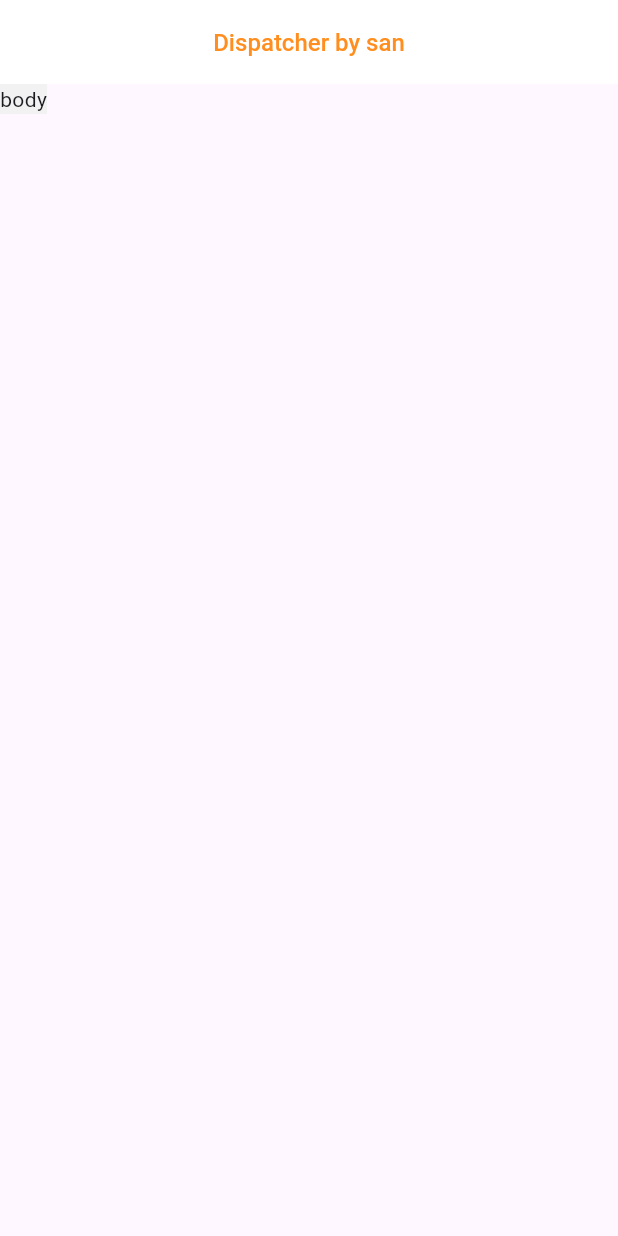
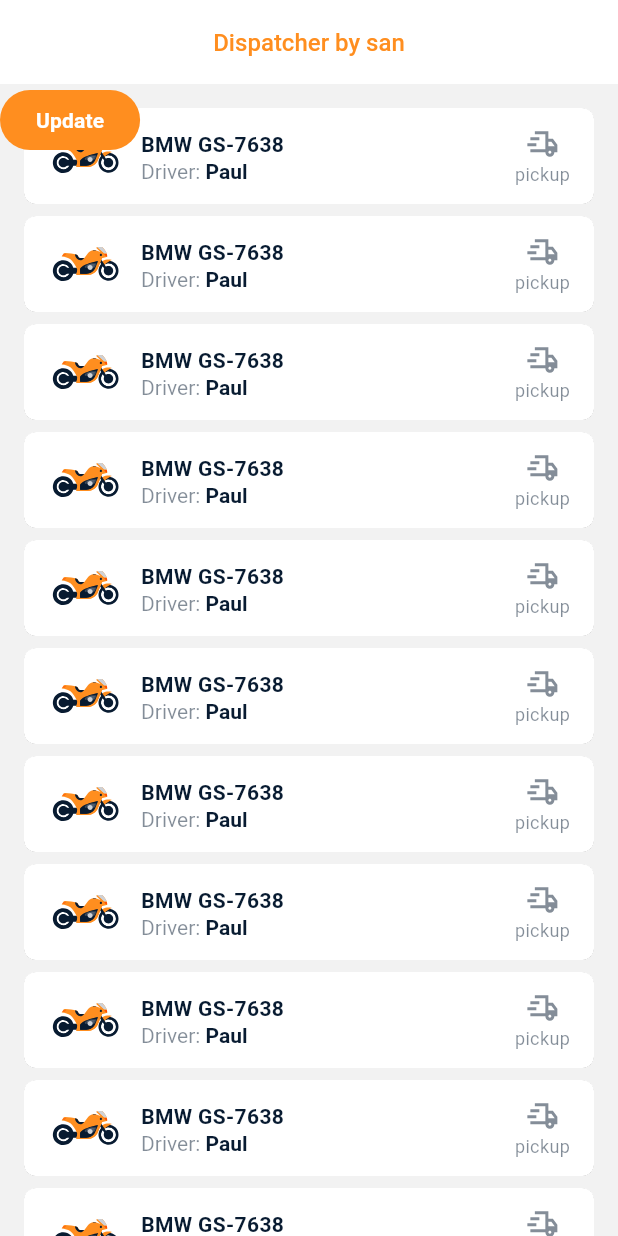
Before and after one commit to San43zS/flutter_vehicle, a Flutter app: the screen it shows after launch, on a phone screen of 412 x 824 dp. Run offline on Flutter 3.47's test engine with Material 3 defaults, Android fonts, the phone set to English and light mode, and no system bars; our stand-ins replace flutter_svg.

Commit message:
add some widgets

```diff
--- a/lib/design/dimensions.dart
+++ b/lib/design/dimensions.dart
@@ -1 +1,13 @@
 const double fontSize16 = 16;
+const double fontSize14 = 14;
+const double fontSize12 = 12;
+
+const double height8 = 8;
+const double height64 = 64;
+
+const double padding16 = 16;
+const double padding8 = 8;
+const double padding6 = 6;
+
+const double radius8 = 8;
+const double radius20 = 20;
--- a/lib/design/images.dart
+++ b/lib/design/images.dart
@@ -2,3 +2,6 @@ import 'package:flutter_svg/flutter_svg.dart';
 
 final SvgPicture vehicleMotorcycleImage =
 SvgPicture.asset('assets/images/vehicle_motorcycle.svg');
+
+final SvgPicture statePickupImage =
+SvgPicture.asset('assets/images/state_pickup.svg');
--- /dev/null
+++ b/lib/design/widget/accent_button.dart
@@ -0,0 +1,30 @@
+import 'package:first_project/design/colors.dart';
+import 'package:first_project/design/dimensions.dart';
+import 'package:flutter/material.dart';
+
+class AccentButton extends StatelessWidget {
+  final String title;
+  final Function() onTap;
+
+  const AccentButton({super.key, required this.title, required this.onTap});
+
+  @override
+  Widget build(BuildContext context) {
+    return ElevatedButton(
+      onPressed: onTap,
+      style: ElevatedButton.styleFrom(
+        backgroundColor: primaryColor,
+        elevation: 0,
+        shape: RoundedRectangleBorder(borderRadius: BorderRadius.circular(radius20))
+      ),
+      child: Text(
+        title,
+        style: TextStyle(
+          color: surfaceColor,
+          fontSize: fontSize14,
+          fontWeight: FontWeight.w600,
+        ),
+      ),
+    );
+  }
+}
--- /dev/null
+++ b/lib/pages/vehicle/vehicle_item.dart
@@ -0,0 +1,112 @@
+import 'package:first_project/design/colors.dart';
+import 'package:first_project/design/images.dart';
+import 'package:flutter/material.dart';
+import '../../design/dimensions.dart';
+
+class VehicleItem extends StatelessWidget {
+  const VehicleItem({super.key});
+
+  @override
+  Widget build(BuildContext context) {
+    return SizedBox(
+      height: height64,
+      child: Card(
+        color: surfaceColor,
+        margin: EdgeInsets.zero,
+        elevation: 0.06,
+        shape: RoundedRectangleBorder(
+          borderRadius: BorderRadius.circular(radius8),
+        ),
+        child: InkWell(
+          borderRadius: BorderRadius.circular(radius8),
+          onTap: () {},
+          child: Padding(
+            padding: const EdgeInsets.only(left: padding8, right: padding16),
+            child: Row(
+              children: <Widget>[vehicleMotorcycleImage, _title(), _state()],
+            ),
+          ),
+        ),
+      ),
+    );
+  }
+
+  Widget _title() {
+    return Expanded(
+      child: Padding(
+        padding: const EdgeInsets.only(left: padding6, right: padding6),
+        child: Column(
+          crossAxisAlignment: CrossAxisAlignment.start,
+          mainAxisAlignment: MainAxisAlignment.center,
+          children: <Widget>[
+            Text(
+              'BMW GS-7638',
+              maxLines: 2,
+              overflow: TextOverflow.ellipsis,
+              style: TextStyle(
+                color: secondaryColor,
+                fontSize: fontSize14,
+                fontWeight: FontWeight.w600,
+              ),
+            ),
+
+            // Text(
+            //   'No driver',
+            // maxLines: 1,
+            // overflow: TextOverflow.ellipsis,
+            //   style: TextStyle(
+            //     color: secondaryVariantColor,
+            //     fontSize: fontSize14,
+            //     fontWeight: FontWeight.w400,
+            //   ),
+            // ),
+            RichText(
+              maxLines: 1,
+              overflow: TextOverflow.ellipsis,
+              text: const TextSpan(
+                style: TextStyle(fontSize: fontSize14),
+                children: <TextSpan>[
+                  TextSpan(
+                    text: 'Driver: ',
+                    style: TextStyle(
+                      color: secondaryVariantColor,
+                      fontWeight: FontWeight.w400,
+                    ),
+                  ),
+
+                  TextSpan(
+                    text: 'Paul',
+                    style: TextStyle(
+                      color: secondaryColor,
+                      fontWeight: FontWeight.w600,
+                    ),
+                  ),
+                ],
+              ),
+            ),
+          ],
+        ),
+      ),
+    );
+  }
+
+  Widget _state() {
+    return InkWell(
+      onTap: () {},
+      child: Column(
+        mainAxisAlignment: MainAxisAlignment.center,
+        children: <Widget>[
+          statePickupImage,
+          const Text(
+            'pickup',
+            style: TextStyle(
+              color: secondaryVariantColor,
+              fontSize: fontSize12,
+              fontWeight: FontWeight.w400,
+            ),
+          ),
+        ],
+      ),
+    );
+  }
+}
--- /dev/null
+++ b/lib/pages/vehicle/vehicle_list.dart
@@ -0,0 +1,34 @@
+import 'package:first_project/design/dimensions.dart';
+import 'package:first_project/design/widget/accent_button.dart';
+import 'package:first_project/pages/vehicle/vehicle_item.dart';
+import 'package:flutter/material.dart';
+
+class VehicleList extends StatelessWidget {
+  const VehicleList({super.key});
+
+  @override
+  Widget build(BuildContext context) {
+    return Stack(children: <Widget>[_list(), _updateButton()]);
+  }
+
+  Widget _list() {
+    return ListView.separated(
+      itemCount: 15,
+      padding: const EdgeInsets.only(
+        left: padding16,
+        top: padding16,
+        right: padding16,
+      ),
+      separatorBuilder: (BuildContext context, int index) {
+        return const SizedBox(height: height8);
+      },
+      itemBuilder: (BuildContext context, int index) {
+        return const VehicleItem();
+      },
+    );
+  }
+
+  Widget _updateButton() {
+    return AccentButton(title: 'Update', onTap: () {});
+  }
+}
--- a/lib/pages/vehicle/vehicle_page.dart
+++ b/lib/pages/vehicle/vehicle_page.dart
@@ -1,5 +1,6 @@
 import 'package:first_project/design/colors.dart';
 import 'package:first_project/design/dimensions.dart';
+import 'package:first_project/pages/vehicle/vehicle_list.dart';
 import 'package:flutter/material.dart';
 
 class VehiclePage extends StatelessWidget {
@@ -21,7 +22,7 @@ class VehiclePage extends StatelessWidget {
         backgroundColor: surfaceColor,
         elevation: 0,
       ),
-      body: Container(color: backgroundColor, child: const Text('body')),
+      body: Container(color: backgroundColor, child: const VehicleList()),
     );
   }
 }
```
Also changed, not shown: assets/images/state_pickup.svg (added).
